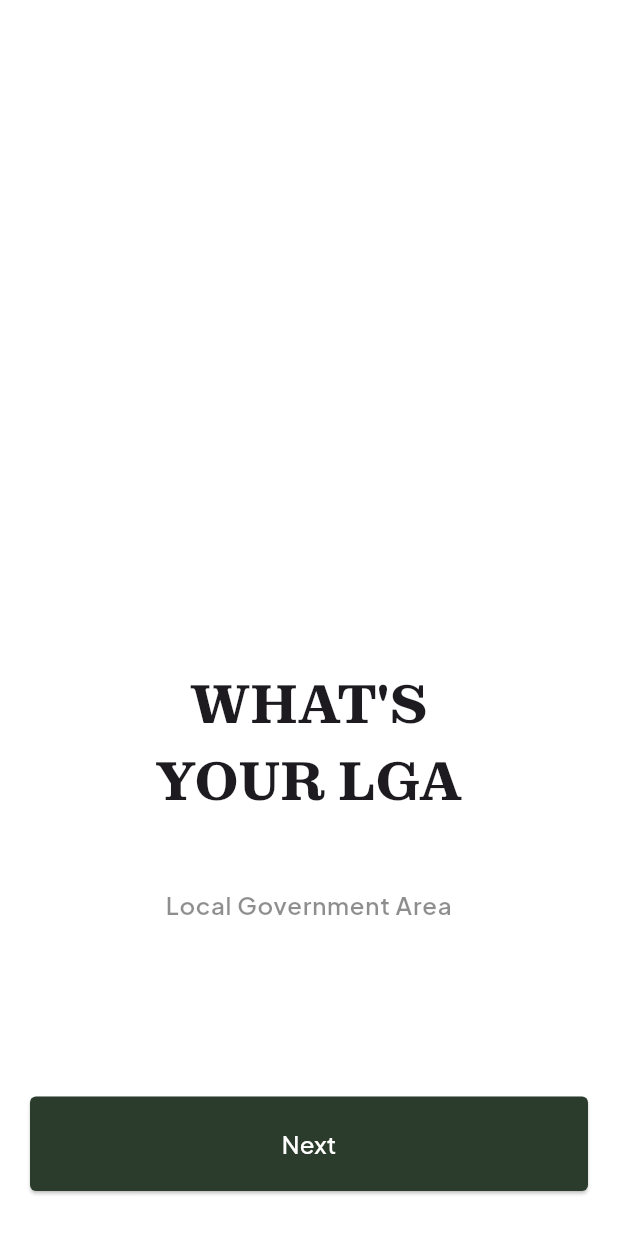
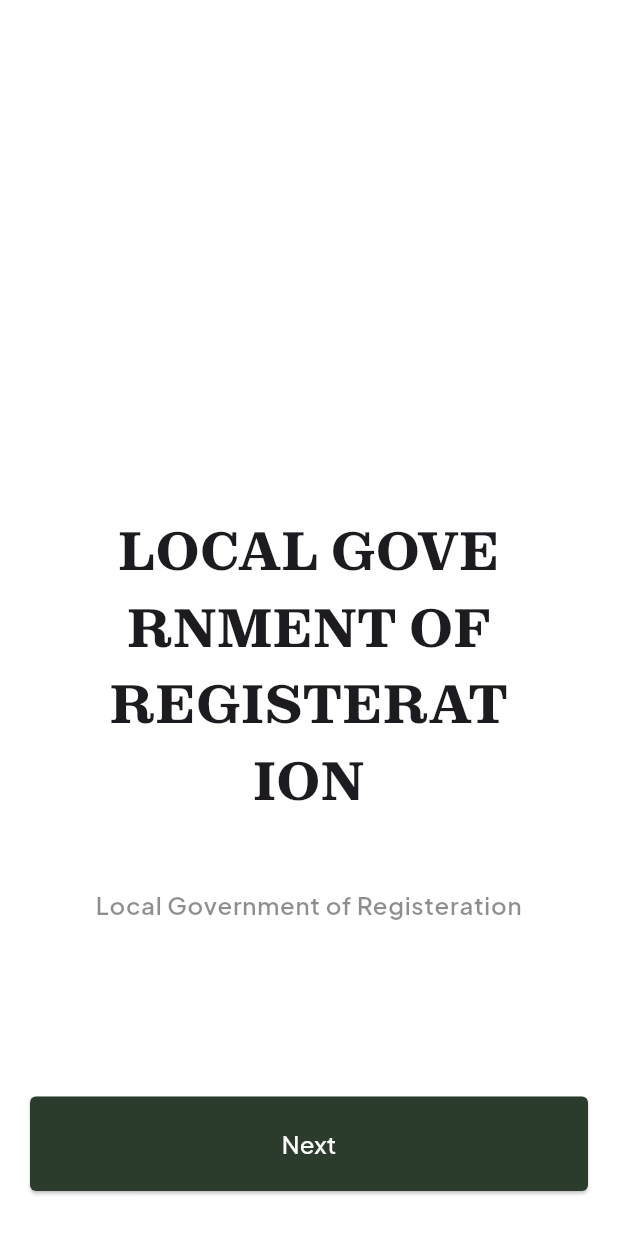
Before and after one commit to Chijama/Koyar, a Flutter app: the StateOfOriginScreen screen opened by its route, after a tap on "Next", on a phone screen of 412 x 824 dp. Run offline on Flutter 3.47's test engine with Material 3 defaults, Android fonts, the light colour scheme and no system bars; our stand-ins replace bloc, firebase_core, firebase_messaging, flutter_bloc, flutter_svg, get_it and 2 more; accounts and stored records are empty.

Commit message:
feat: Semantics for assessibility

```diff
--- /dev/null
+++ b/lib/presentation/common/customTextField.dart
@@ -0,0 +1,45 @@
+import 'package:flutter/material.dart';
+import 'package:koyar/presentation/manager/colorManager.dart';
+import 'package:koyar/presentation/manager/styleManager.dart';
+
+class CustomTextField extends StatelessWidget {
+  const CustomTextField({
+    super.key,
+    this.hintText, this.keyboardType,
+  });
+  final String? hintText;
+  final TextInputType? keyboardType;
+  @override
+  Widget build(BuildContext context) {
+    return TextFormField(
+      keyboardType: keyboardType,
+      cursorColor: AppColors.appBlack,
+      onTapOutside: (event) {
+        FocusManager.instance.primaryFocus?.unfocus();
+      },
+      textAlign: TextAlign.center,
+      style: getPlusJakartaSans(
+        textColor: AppColors.appBlack.withOpacity(0.5),
+        fontsize: 16,
+        fontweight: FontWeight.w600,
+      ),
+      decoration: InputDecoration(
+        hintText: hintText,
+        hintStyle: getPlusJakartaSans(
+          textColor: AppColors.appBlack.withOpacity(0.5),
+          fontsize: 16,
+          fontweight: FontWeight.w600,
+        ),
+        border: const OutlineInputBorder(
+          borderSide: BorderSide.none,
+        ),
+        enabledBorder: const OutlineInputBorder(
+          borderSide: BorderSide.none,
+        ),
+        focusedBorder: const OutlineInputBorder(
+          borderSide: BorderSide.none,
+        ),
+      ),
+    );
+  }
+}
--- a/lib/presentation/features/auth/signup/pages/electionPreference.dart
+++ b/lib/presentation/features/auth/signup/pages/electionPreference.dart
@@ -24,12 +24,15 @@ class ElectionPreferencePage extends StatelessWidget {
               Column(
                 children: [
                   Center(
+                    child: Semantics(
+                      label: "ELECTION PREFERENCES",
                       child: Text(
                         "ELECTION PREFERENCES",
                         textAlign: TextAlign.center,
                         style: getBlackZodiak(
                           textColor: AppColors.appBlack,
                           fontsize: 36,
+                        ),
                       ),
                     ),
                   ),
@@ -79,7 +82,8 @@ class ElectionPreferencePage extends StatelessWidget {
                       isScrollControlled: true,
                       builder: (context) {
                         return InquiryModalSheet(
-                          content: Column(
+                          content: MergeSemantics(
+                            child: Column(
                               mainAxisSize: MainAxisSize.min,
                               children: [
                                 Padding(
@@ -121,7 +125,8 @@ class ElectionPreferencePage extends StatelessWidget {
                                     StringManager
                                         .allowNotificationsCandidateUpdates),
                                 const SizedBox(height: 30),
-                              KoyarButton(
+                                Semantics(label: "Enable Notifications", button: true,
+                                  child: KoyarButton(
                                     onPressed: () async {
                                       await FirebaseApi().initNotifications();
                                     },
@@ -129,7 +134,9 @@ class ElectionPreferencePage extends StatelessWidget {
                                     buttonColor: AppColors.appWhite,
                                     textColor: AppColors.appBlack,
                                   ),
+                                ),
                               ],
+                            ),
                           ),
                         );
                       });
--- a/lib/presentation/features/auth/signup/pages/lga.dart
+++ b/lib/presentation/features/auth/signup/pages/lga.dart
@@ -1,5 +1,6 @@
 import 'package:flutter/material.dart';
 import 'package:go_router/go_router.dart';
+import 'package:koyar/presentation/common/customTextField.dart';
 
 import '../../../../common/appButton.dart';
 import '../../../../manager/colorManager.dart';
@@ -27,8 +28,10 @@ class LGAscreen extends StatelessWidget {
                       padding: const EdgeInsets.symmetric(
                         horizontal: 50,
                       ),
+                      child: Semantics(
+                        label: "What is your Local Government of Registeration",
                         child: Text(
-                        "WHAT'S YOUR LGA",
+                          "LOCAL GOVERNMENT OF REGISTERATION",
                           textAlign: TextAlign.center,
                           style: getBlackZodiak(
                             textColor: AppColors.appBlack,
@@ -37,49 +40,31 @@ class LGAscreen extends StatelessWidget {
                         ),
                       ),
                     ),
+                  ),
                   const SizedBox(
                     height: 30,
                   ),
-                  TextFormField(
-                    keyboardType: TextInputType.name,
-                    cursorColor: AppColors.appBlack,
-                    onTapOutside: (event) {
-                      FocusManager.instance.primaryFocus?.unfocus();
-                    },
-                    textAlign: TextAlign.center,
-                    style: getPlusJakartaSans(
-                      textColor: AppColors.appBlack.withOpacity(0.5),
-                      fontsize: 16,
-                      fontweight: FontWeight.w600,
-                    ),
-                    decoration: InputDecoration(
-                      hintText: 'Local Government Area',
-                      hintStyle: getPlusJakartaSans(
-                        textColor: AppColors.appBlack.withOpacity(0.5),
-                        fontsize: 16,
-                        fontweight: FontWeight.w600,
-                      ),
-                      border: const OutlineInputBorder(
-                        borderSide: BorderSide.none,
-                      ),
-                      enabledBorder: const OutlineInputBorder(
-                        borderSide: BorderSide.none,
-                      ),
-                      focusedBorder: const OutlineInputBorder(
-                        borderSide: BorderSide.none,
+                  Semantics(
+                    button: true,
+                    label: "Select Your Local Government of Registeration here",
+                    // dropdown
+                    child: const CustomTextField(
+                      hintText: 'Local Government of Registeration',
                     ),
                   ),
-                  ),
+
                 ],
               ),
               const SizedBox(
                 height: 100,
               ),
-              KoyarButton(
+              Semantics(label: "Next, submit your Local Government of Registeration",
+                child: KoyarButton(
                   onPressed: () {
                     context.go(BaseRouteName.electionPreferencePage);
                   },
                   buttonText: "Next",
+                ),
               ),
               const SizedBox(
                 height: 30,
--- a/lib/presentation/features/auth/signup/pages/ninPage.dart
+++ b/lib/presentation/features/auth/signup/pages/ninPage.dart
@@ -7,6 +7,8 @@ import 'package:koyar/presentation/manager/colorManager.dart';
 import 'package:koyar/presentation/manager/routeManager.dart';
 import 'package:koyar/presentation/manager/stringManager.dart';
 import 'package:koyar/presentation/manager/styleManager.dart';
+
+import '../../../../common/customTextField.dart';
 
 class NINPage extends StatelessWidget {
   const NINPage({super.key});
@@ -25,6 +27,8 @@ class NINPage extends StatelessWidget {
               Column(
                 children: [
                   Center(
+                    child: Semantics(
+                      label: '"Enter your National Identification Number',
                       child: Padding(
                         padding: const EdgeInsets.symmetric(
                           horizontal: 100,
@@ -39,47 +43,26 @@ class NINPage extends StatelessWidget {
                         ),
                       ),
                     ),
+                  ),
                   const SizedBox(
                     height: 30,
                   ),
-                  TextFormField(
-                    keyboardType: TextInputType.number,
-                    cursorColor: AppColors.appBlack,
-                    onTapOutside: (event) {
-                      FocusManager.instance.primaryFocus?.unfocus();
-                    },
-                    textAlign: TextAlign.center,
-                    style: getPlusJakartaSans(
-                      textColor: AppColors.appBlack.withOpacity(0.5),
-                      fontsize: 16,
-                      fontweight: FontWeight.w600,
-                    ),
-                    decoration: InputDecoration(
-                      hintText: '0000-0000-000',
-                      hintStyle: getPlusJakartaSans(
-                        textColor: AppColors.appBlack.withOpacity(0.5),
-                        fontsize: 16,
-                        fontweight: FontWeight.w600,
-                      ),
-                      border: const OutlineInputBorder(
-                        borderSide: BorderSide.none,
-                      ),
-                      enabledBorder: const OutlineInputBorder(
-                        borderSide: BorderSide.none,
-                      ),
-                      focusedBorder: const OutlineInputBorder(
-                        borderSide: BorderSide.none,
-                      ),
-                    ),
+                  Semantics(
+                    textField: true,
+                    label: "National Identification Number, 11-digit format",
+                    child: const CustomTextField(hintText: '0000-0000-000', keyboardType: TextInputType.number,),
                   ),
                 ],
               ),
               const SizedBox(
                 height: 100,
               ),
-              Text.rich(
+              Semantics(
+                label: "See why ${StringManager.appName} needs your NIN?",
+                button: true,
+                child: Text.rich(
                   TextSpan(
-                  text: "Why does Koyar need my NIN?",
+                    text: "Why does ${StringManager.appName} need my NIN?",
                     recognizer: TapGestureRecognizer()
                       ..onTap = () {
                         showModalBottomSheet(
@@ -102,14 +85,19 @@ class NINPage extends StatelessWidget {
                     ),
                   ),
                 ),
+              ),
               const SizedBox(
                 height: 30,
               ),
-              KoyarButton(
+              Semantics(
+                label: "Next, submit your NIN",
+                button: true,
+                child: KoyarButton(
                   onPressed: () {
                     context.go(BaseRouteName.stateOfOriginPage);
                   },
                   buttonText: "Next",
+                ),
               ),
               const SizedBox(
                 height: 30,
--- a/lib/presentation/features/auth/signup/pages/stateOfOrigin.dart
+++ b/lib/presentation/features/auth/signup/pages/stateOfOrigin.dart
@@ -1,7 +1,7 @@
-
 import 'package:flutter/gestures.dart';
 import 'package:flutter/material.dart';
 import 'package:go_router/go_router.dart';
+import 'package:koyar/presentation/common/customTextField.dart';
 
 import '../../../../common/appButton.dart';
 import '../../../../common/inquiryModal.dart';
@@ -31,8 +31,9 @@ class StateOfOriginScreen extends StatelessWidget {
                       padding: const EdgeInsets.symmetric(
                         horizontal: 60,
                       ),
+                      child: Semantics(label: "State of Registeration",
                         child: Text(
-                        'STATE OF ORGIN?',
+                          'STATE OF REGISTERATION?',
                           textAlign: TextAlign.center,
                           style: getBlackZodiak(
                             textColor: AppColors.appBlack,
@@ -41,37 +42,16 @@ class StateOfOriginScreen extends StatelessWidget {
                         ),
                       ),
                     ),
+                  ),
                   const SizedBox(
                     height: 30,
                   ),
-                  TextFormField(
-                    keyboardType: TextInputType.name,
-                    cursorColor: AppColors.appBlack,
-                    onTapOutside: (event) {
-                      FocusManager.instance.primaryFocus?.unfocus();
-                    },
-                    textAlign: TextAlign.center,
-                    style: getPlusJakartaSans(
-                      textColor: AppColors.appBlack.withOpacity(0.5),
-                      fontsize: 16,
-                      fontweight: FontWeight.w600,
-                    ),
-                    decoration: InputDecoration(
-                      hintText: 'State of origin',
-                      hintStyle: getPlusJakartaSans(
-                        textColor: AppColors.appBlack.withOpacity(0.5),
-                        fontsize: 16,
-                        fontweight: FontWeight.w600,
-                      ),
-                      border: const OutlineInputBorder(
-                        borderSide: BorderSide.none,
-                      ),
-                      enabledBorder: const OutlineInputBorder(
-                        borderSide: BorderSide.none,
-                      ),
-                      focusedBorder: const OutlineInputBorder(
-                        borderSide: BorderSide.none,
-                      ),
+                  Semantics(
+                    button: true,
+                    label: "Select Your State of Registeration here",
+                    // dropdown
+                    child: const CustomTextField(
+                      hintText: 'State of Registeration',
                     ),
                   ),
                 ],
@@ -79,21 +59,24 @@ class StateOfOriginScreen extends StatelessWidget {
               const SizedBox(
                 height: 100,
               ),
-              Text.rich(
+              Semantics(
+                label: "See why ${StringManager.appName} needs your State Registeration?",button: true,
+                child: Text.rich(
                   TextSpan(
-                  text: "Why does Koyar need my state of origin?",
+                    text:
+                        "Why does ${StringManager.appName} need my state of Registeration?",
                     recognizer: TapGestureRecognizer()
                       ..onTap = () {
                         showModalBottomSheet(
                           backgroundColor: Colors.transparent,
                           context: context,
                           builder: (context) {
-                          return   const InquiryModalSheet(
+                            return const InquiryModalSheet(
                               answer: StringManager
                                   .whyWeNeedYourStateOfOriginanswer,
                               question: StringManager
                                   .whyWeNeedYourStateOfOriginquestion,
-                            ) ;
+                            );
                           },
                         );
                       },
@@ -107,14 +90,18 @@ class StateOfOriginScreen extends StatelessWidget {
                     ),
                   ),
                 ),
+              ),
               const SizedBox(
                 height: 30,
               ),
-              KoyarButton(
+              Semantics(button: true,
+              label: "Next, submit your State of Registeration" ,
+                child: KoyarButton(
                   onPressed: () {
                     context.go(BaseRouteName.lgaPage);
                   },
                   buttonText: "Next",
+                ),
               ),
               const SizedBox(
                 height: 30,
--- a/lib/presentation/features/getStarted/getStarted.dart
+++ b/lib/presentation/features/getStarted/getStarted.dart
@@ -17,7 +17,10 @@ class GetStarted extends StatelessWidget {
         child: Column(
           mainAxisAlignment: MainAxisAlignment.end,
           children: [
-            Center(
+            Semantics(
+              image: true,
+              label: " ${StringManager.appName} logo",
+              child: Center(
                 child: Container(
                   width: 100,
                   height: 100,
@@ -30,6 +33,7 @@ class GetStarted extends StatelessWidget {
                   ),
                 ),
               ),
+            ),
             Padding(
               padding: const EdgeInsets.only(
                 left: 30,
@@ -37,12 +41,15 @@ class GetStarted extends StatelessWidget {
                 bottom: 20,
                 top: 100,
               ),
+              child: Semantics(
+                label: StringManager.getStartedString,
                 child: Text(
                   StringManager.getStartedString,
                   textAlign: TextAlign.center,
                   style: getNormalZodiak(
                     textColor: Colors.black,
                     fontsize: 24,
+                  ),
                 ),
               ),
             ),
@@ -53,11 +60,15 @@ class GetStarted extends StatelessWidget {
                 left: 20,
                 right: 20,
               ),
+              child: Semantics(
+                button: true,
+                label: "Get Started Button",
                 child: KoyarButton(
                   buttonText: 'Get Started',
                   onPressed: () {
                     context.go(BaseRouteName.ninPage);
                   },
+                ),
               ),
             )
           ],
--- a/lib/presentation/manager/stringManager.dart
+++ b/lib/presentation/manager/stringManager.dart
@@ -1,7 +1,7 @@
 class StringManager {
   static const getStartedString =
-      'Welcome to Koyar Empowering Nigerian voters with easy access to election information.';
-
+      'Welcome to $appName Empowering Nigerian voters with easy access to election information.';
+  static const appName = "Koyar";
   static const whyWeNeedYourNINqueston = "Why we need your NIN?";
 
   static const whyWeNeedYourNINAnswer =
```
Lines whose indentation alone changed are shown as unchanged.
